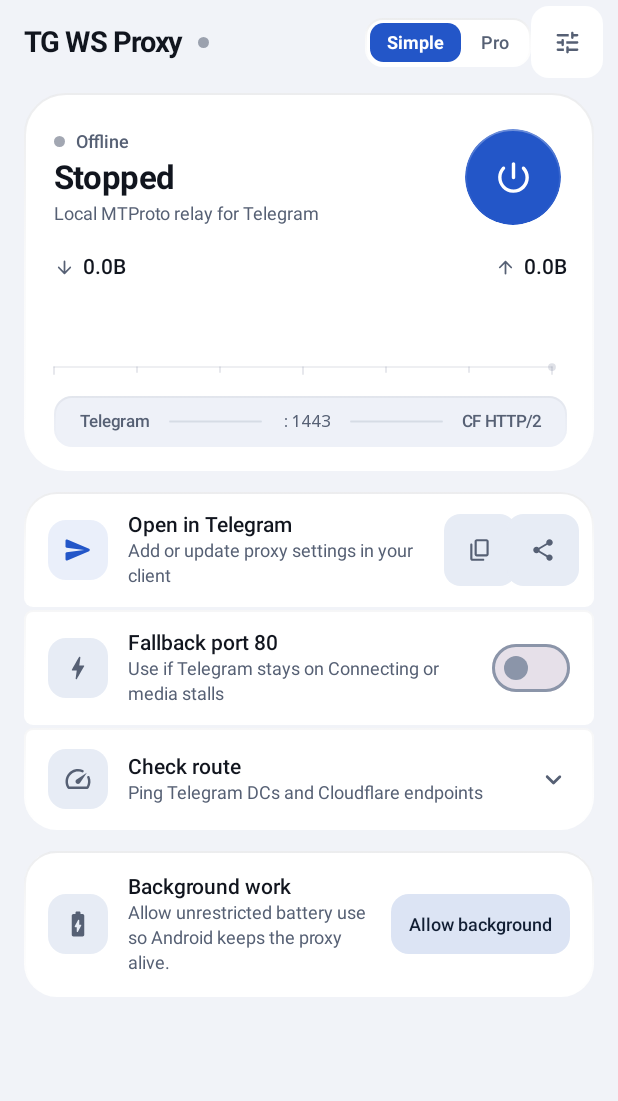
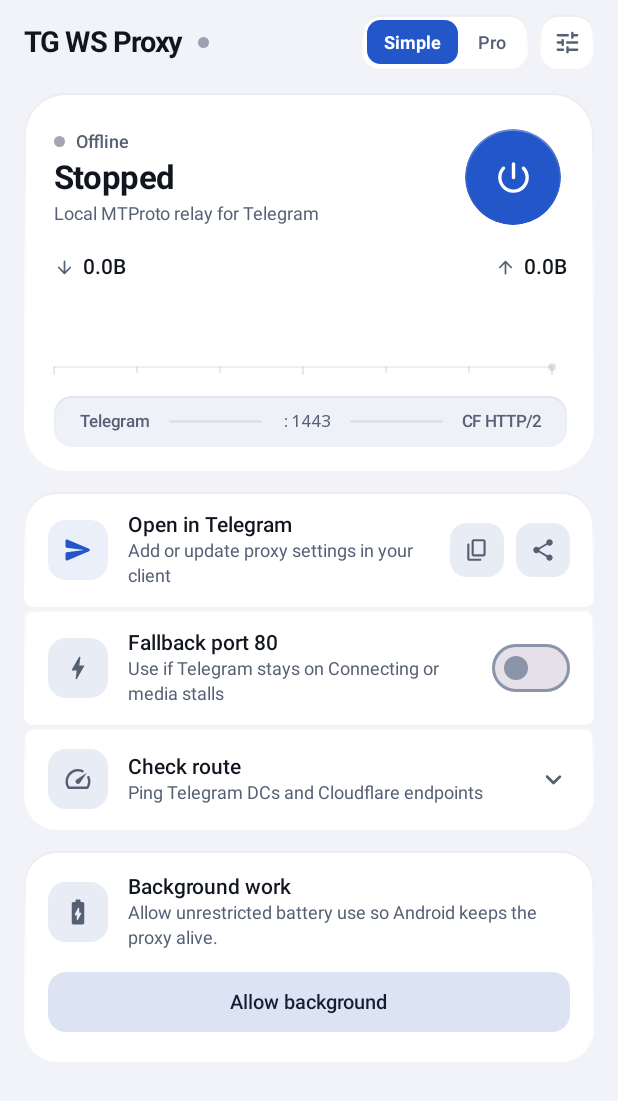
Before and after one commit to Gramewa/tg-ws-proxy-android, an Android app built with Jetpack Compose: the screen it shows after launch (MainActivity), on a phone screen of 412 x 824 dp. Shown: the top 1101 px of the screen. Run offline under Robolectric (Android 15) with nearby library versions, the phone set to English and light mode, and no system bars.

Commit message:
fix(ui): eliminate M3 48dp button overlap in top bar/actions, single-line HTTP :80 badge, and spacious bottom cards with nav-bar inset

```diff
--- a/app/src/main/java/io/github/tgwsproxy/android/MainActivity.kt
+++ b/app/src/main/java/io/github/tgwsproxy/android/MainActivity.kt
@@ -44,7 +44,6 @@ import androidx.compose.material3.CircularProgressIndicator
 import androidx.compose.material3.ExperimentalMaterial3Api
 import androidx.compose.material3.FilledTonalButton
 import androidx.compose.material3.Icon
-import androidx.compose.material3.IconButton
 import androidx.compose.material3.MaterialTheme
 import androidx.compose.material3.ModalBottomSheet
 import androidx.compose.material3.Scaffold
@@ -273,7 +272,9 @@ private fun VelvetTopBar(
         horizontalArrangement = Arrangement.SpaceBetween,
     ) {
         Row(
-            modifier = Modifier.weight(1f),
+            modifier = Modifier
+                .weight(1f)
+                .padding(end = 8.dp),
             verticalAlignment = Alignment.CenterVertically,
         ) {
             Text(
@@ -294,16 +295,18 @@ private fun VelvetTopBar(
 
         Row(
             verticalAlignment = Alignment.CenterVertically,
-            horizontalArrangement = Arrangement.spacedBy(6.dp),
+            horizontalArrangement = Arrangement.spacedBy(8.dp),
         ) {
             if (hasUpdate) {
                 Surface(
-                    onClick = onOpenUpdate,
                     shape = RoundedCornerShape(12.dp),
                     color = velvet.liveGreenSoft,
+                    border = rememberRimBorder(velvet.liveGreen.copy(alpha = 0.28f)),
                 ) {
                     Box(
-                        modifier = Modifier.size(36.dp),
+                        modifier = Modifier
+                            .size(36.dp)
+                            .clickable(onClick = onOpenUpdate),
                         contentAlignment = Alignment.Center,
                     ) {
                         Icon(
@@ -323,12 +326,16 @@ private fun VelvetTopBar(
                 onSelect = onSelectMode,
             )
 
-            IconButton(
-                onClick = onOpenAppearance,
+            Surface(
+                shape = RoundedCornerShape(12.dp),
+                color = velvet.card,
+                border = rememberRimBorder(velvet.rim),
+            ) {
+                Box(
                     modifier = Modifier
                         .size(36.dp)
-                    .clip(RoundedCornerShape(12.dp))
-                    .background(velvet.card),
+                        .clickable(onClick = onOpenAppearance),
+                    contentAlignment = Alignment.Center,
                 ) {
                     Icon(
                         imageVector = Icons.Rounded.Tune,
@@ -336,6 +343,7 @@ private fun VelvetTopBar(
                         tint = cs.onSurfaceVariant,
                         modifier = Modifier.size(19.dp),
                     )
+                }
             }
         }
     }
@@ -654,7 +662,7 @@ private fun InterfaceModePill(
     val haptic = androidx.compose.ui.platform.LocalHapticFeedback.current
 
     Surface(
-        modifier = modifier,
+        modifier = modifier.height(36.dp),
         shape = RoundedCornerShape(12.dp),
         color = velvet.card,
         contentColor = cs.onSurface,
@@ -709,10 +717,11 @@ private fun ModeSegment(
     )
     Box(
         modifier = Modifier
+            .height(30.dp)
             .clip(RoundedCornerShape(9.dp))
             .background(bg)
             .clickable(onClick = onClick)
-            .padding(horizontal = 11.dp, vertical = 6.dp),
+            .padding(horizontal = 11.dp),
         contentAlignment = Alignment.Center,
     ) {
         Text(
--- a/app/src/main/java/io/github/tgwsproxy/android/ui/ConnectionScreen.kt
+++ b/app/src/main/java/io/github/tgwsproxy/android/ui/ConnectionScreen.kt
@@ -32,6 +32,7 @@ import androidx.compose.foundation.layout.fillMaxHeight
 import androidx.compose.foundation.layout.fillMaxSize
 import androidx.compose.foundation.layout.fillMaxWidth
 import androidx.compose.foundation.layout.height
+import androidx.compose.foundation.layout.navigationBarsPadding
 import androidx.compose.foundation.layout.padding
 import androidx.compose.foundation.layout.size
 import androidx.compose.foundation.layout.width
@@ -59,7 +60,6 @@ import androidx.compose.material3.ButtonDefaults
 import androidx.compose.material3.CircularProgressIndicator
 import androidx.compose.material3.FilledTonalButton
 import androidx.compose.material3.Icon
-import androidx.compose.material3.IconButton
 import androidx.compose.material3.MaterialTheme
 import androidx.compose.material3.Surface
 import androidx.compose.material3.Switch
@@ -167,8 +167,9 @@ fun ConnectionScreen(
         modifier = Modifier
             .fillMaxSize()
             .verticalScroll(rememberScrollState())
+            .then(if (settings.simpleMode) Modifier.navigationBarsPadding() else Modifier)
             .padding(horizontal = 16.dp)
-            .padding(top = 6.dp, bottom = if (settings.simpleMode) 28.dp else 16.dp),
+            .padding(top = 6.dp, bottom = 20.dp),
         verticalArrangement = Arrangement.spacedBy(14.dp),
     ) {
         SculptedHeroCard(
@@ -530,13 +531,14 @@ private fun PrimaryActionsStack(
                         color = cs.onSurfaceVariant,
                     )
                 }
-                Row(horizontalArrangement = Arrangement.spacedBy(6.dp)) {
-                    IconButton(
-                        onClick = onCopyLink,
+                Row(horizontalArrangement = Arrangement.spacedBy(8.dp)) {
+                    Box(
                         modifier = Modifier
                             .size(36.dp)
                             .clip(RoundedCornerShape(11.dp))
-                            .background(velvet.cardSub),
+                            .background(velvet.cardSub)
+                            .clickable(onClick = onCopyLink),
+                        contentAlignment = Alignment.Center,
                     ) {
                         Icon(
                             imageVector = Icons.Rounded.ContentCopy,
@@ -545,12 +547,13 @@ private fun PrimaryActionsStack(
                             modifier = Modifier.size(17.dp),
                         )
                     }
-                    IconButton(
-                        onClick = onShareLink,
+                    Box(
                         modifier = Modifier
                             .size(36.dp)
                             .clip(RoundedCornerShape(11.dp))
-                            .background(velvet.cardSub),
+                            .background(velvet.cardSub)
+                            .clickable(onClick = onShareLink),
+                        contentAlignment = Alignment.Center,
                     ) {
                         Icon(
                             imageVector = Icons.Rounded.Share,
@@ -588,16 +591,19 @@ private fun PrimaryActionsStack(
                     Column(
                         modifier = Modifier
                             .weight(1f)
-                            .padding(end = 12.dp),
+                            .padding(end = 10.dp),
                         verticalArrangement = Arrangement.spacedBy(2.dp),
                     ) {
                         Row(
                             verticalAlignment = Alignment.CenterVertically,
-                            horizontalArrangement = Arrangement.spacedBy(7.dp),
+                            horizontalArrangement = Arrangement.spacedBy(6.dp),
                         ) {
                             Text(
                                 text = strings.fallbackPortTitle,
                                 style = MaterialTheme.typography.titleSmall,
+                                maxLines = 1,
+                                overflow = TextOverflow.Ellipsis,
+                                modifier = Modifier.weight(1f, fill = false),
                             )
                             if (settings.disableSecure) {
                                 Surface(
@@ -608,6 +614,8 @@ private fun PrimaryActionsStack(
                                         text = strings.fallbackPortBadge,
                                         style = MaterialTheme.typography.labelSmall,
                                         color = velvet.liveGreen,
+                                        maxLines = 1,
+                                        softWrap = false,
                                         modifier = Modifier.padding(horizontal = 6.dp, vertical = 2.dp),
                                     )
                                 }
@@ -1176,6 +1184,10 @@ private fun KeyMismatchCard(
         rimColor = velvet.warning.copy(alpha = 0.28f),
         shape = RoundedCornerShape(22.dp),
     ) {
+        Column(
+            modifier = Modifier.fillMaxWidth(),
+            verticalArrangement = Arrangement.spacedBy(12.dp),
+        ) {
             Row(
                 modifier = Modifier.fillMaxWidth(),
                 verticalAlignment = Alignment.CenterVertically,
@@ -1192,9 +1204,7 @@ private fun KeyMismatchCard(
                 }
                 Spacer(Modifier.width(12.dp))
                 Column(
-                modifier = Modifier
-                    .weight(1f)
-                    .padding(end = 10.dp),
+                    modifier = Modifier.weight(1f),
                     verticalArrangement = Arrangement.spacedBy(2.dp),
                 ) {
                     Text(
@@ -1208,14 +1218,18 @@ private fun KeyMismatchCard(
                         color = cs.onSurfaceVariant,
                     )
                 }
+            }
             FilledTonalButton(
                 onClick = onSyncTelegram,
                 shape = RoundedCornerShape(12.dp),
-                contentPadding = PaddingValues(horizontal = 12.dp, vertical = 8.dp),
+                contentPadding = PaddingValues(horizontal = 14.dp, vertical = 10.dp),
+                modifier = Modifier.fillMaxWidth(),
             ) {
                 Text(
                     text = strings.keyMismatchAction,
-                    style = MaterialTheme.typography.labelMedium,
+                    style = MaterialTheme.typography.labelLarge,
+                    maxLines = 1,
+                    overflow = TextOverflow.Ellipsis,
                 )
             }
         }
@@ -1251,9 +1265,13 @@ private fun ErrorAlertCard(
                 color = cs.onErrorContainer,
                 modifier = Modifier.weight(1f),
             )
-            IconButton(
-                onClick = onDismiss,
-                modifier = Modifier.size(32.dp),
+            Spacer(Modifier.width(6.dp))
+            Box(
+                modifier = Modifier
+                    .size(32.dp)
+                    .clip(RoundedCornerShape(9.dp))
+                    .clickable(onClick = onDismiss),
+                contentAlignment = Alignment.Center,
             ) {
                 Icon(
                     imageVector = Icons.Rounded.Close,
@@ -1277,6 +1295,10 @@ private fun BatteryPromptCard(
     VelvetCard(
         shape = RoundedCornerShape(22.dp),
     ) {
+        Column(
+            modifier = Modifier.fillMaxWidth(),
+            verticalArrangement = Arrangement.spacedBy(12.dp),
+        ) {
             Row(
                 modifier = Modifier.fillMaxWidth(),
                 verticalAlignment = Alignment.CenterVertically,
@@ -1293,9 +1315,7 @@ private fun BatteryPromptCard(
                 }
                 Spacer(Modifier.width(13.dp))
                 Column(
-                modifier = Modifier
-                    .weight(1f)
-                    .padding(end = 10.dp),
+                    modifier = Modifier.weight(1f),
                     verticalArrangement = Arrangement.spacedBy(2.dp),
                 ) {
                     Text(
@@ -1308,14 +1328,18 @@ private fun BatteryPromptCard(
                         color = cs.onSurfaceVariant,
                     )
                 }
+            }
             FilledTonalButton(
                 onClick = onRequestExemption,
                 shape = RoundedCornerShape(12.dp),
-                contentPadding = PaddingValues(horizontal = 12.dp, vertical = 8.dp),
+                contentPadding = PaddingValues(horizontal = 14.dp, vertical = 10.dp),
+                modifier = Modifier.fillMaxWidth(),
             ) {
                 Text(
                     text = strings.batteryAction,
-                    style = MaterialTheme.typography.labelMedium,
+                    style = MaterialTheme.typography.labelLarge,
+                    maxLines = 1,
+                    overflow = TextOverflow.Ellipsis,
                 )
             }
         }
```
Also changed, not shown: app/src/main/java/io/github/tgwsproxy/android/ui/LogsScreen.kt (+4 -3 lines). Lines whose indentation alone changed are shown as unchanged.
